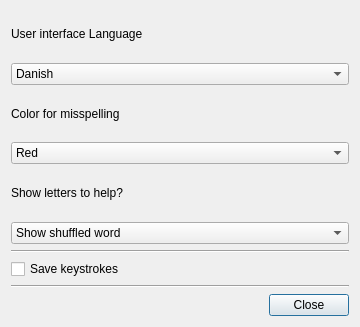
Above: preferencemanager.ui from davidlamhauge/daspelling before the change. Below: the same form after it.
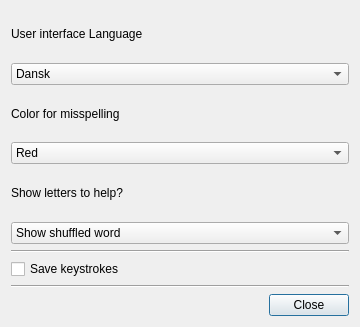
That is the form after the change. Icons and pictures are not drawn.

```diff
--- a/preferencemanager.ui
+++ b/preferencemanager.ui
@@ -40,9 +40,12 @@
    </item>
    <item>
     <widget class="QComboBox" name="cbLanguage">
+     <property name="currentText">
+      <string notr="true">Dansk</string>
+     </property>
      <item>
       <property name="text">
-       <string>Danish</string>
+       <string notr="true">Dansk</string>
       </property>
       <property name="icon">
        <iconset resource="icons.qrc">
```
Left out of the diff: 13 changed lines with no effect on the pictures.
